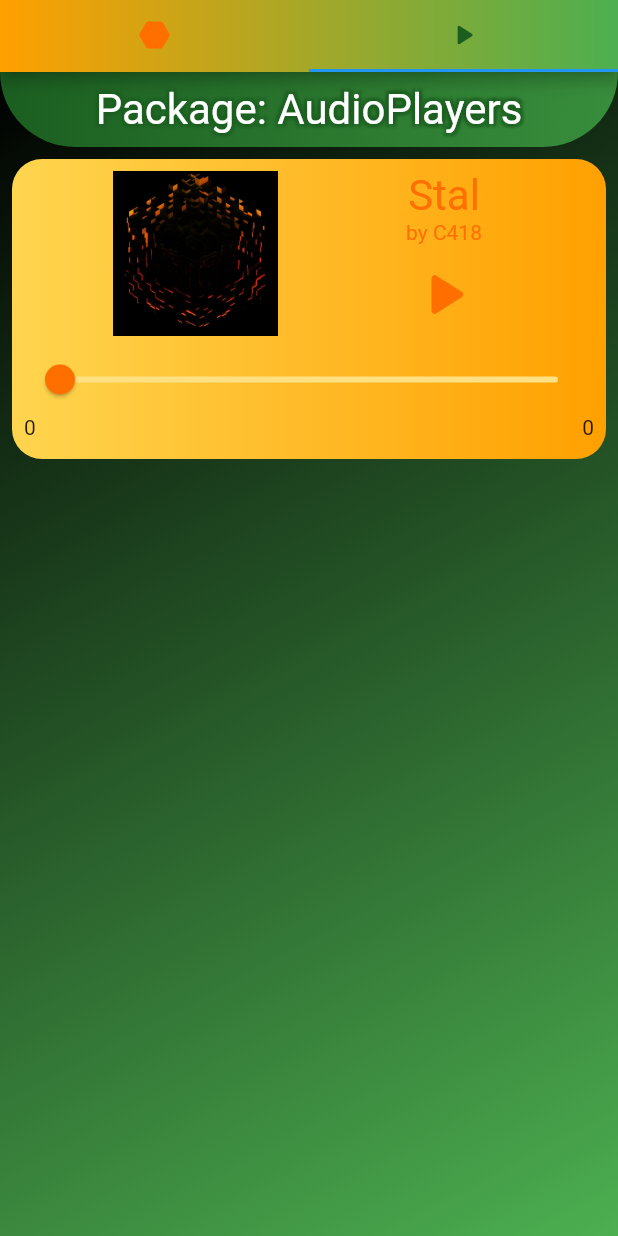
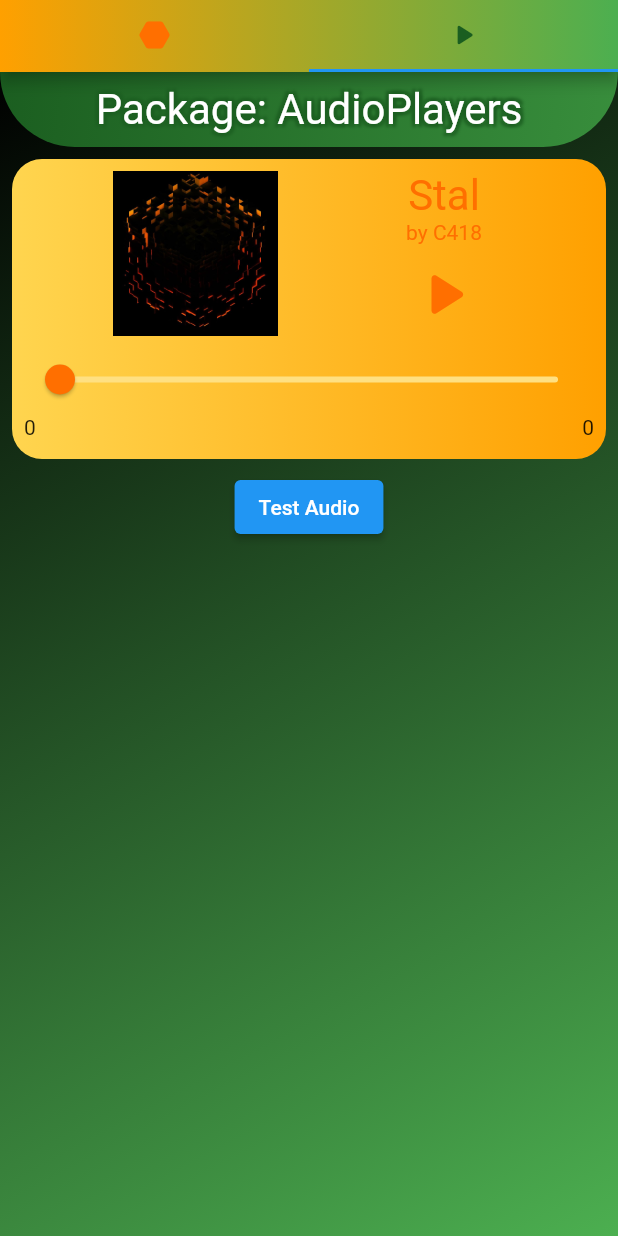
Before and after one commit to GGsource/cs378_project_4, a Flutter app: the screen it shows after launch, tab 2 chosen, on a phone screen of 412 x 824 dp. Run offline on Flutter 3.47's test engine with Material 2 defaults, Android fonts, the phone set to English and light mode, and no system bars; our stand-ins replace audioplayers, charts_flutter.

Commit message:
test audio button seems to work

```diff
--- a/lib/audio_page.dart
+++ b/lib/audio_page.dart
@@ -74,6 +74,12 @@ class _AudioPageState extends State<AudioPage> {
               title: "Stal",
               artist: "C418",
               swatch: Colors.amber),
+          ElevatedButton(
+              onPressed: () {
+                final audioPlayer = AudioPlayer();
+                audioPlayer.play(AssetSource("ye.m4a"));
+              },
+              child: Text("Test Audio"))
         ],
       ),
     );
@@ -85,7 +91,7 @@ class _AudioPageState extends State<AudioPage> {
     required String artist,
     required MaterialColor swatch,
   }) {
-    AudioPlayer audio = AudioPlayer();
+    final AudioPlayer audio = AudioPlayer();
     bool isPlaying = false;
     Icon play = const Icon(Icons.play_arrow_rounded);
     Icon pause = const Icon(Icons.pause_rounded);
```
Also changed, not shown: 3 other files.
